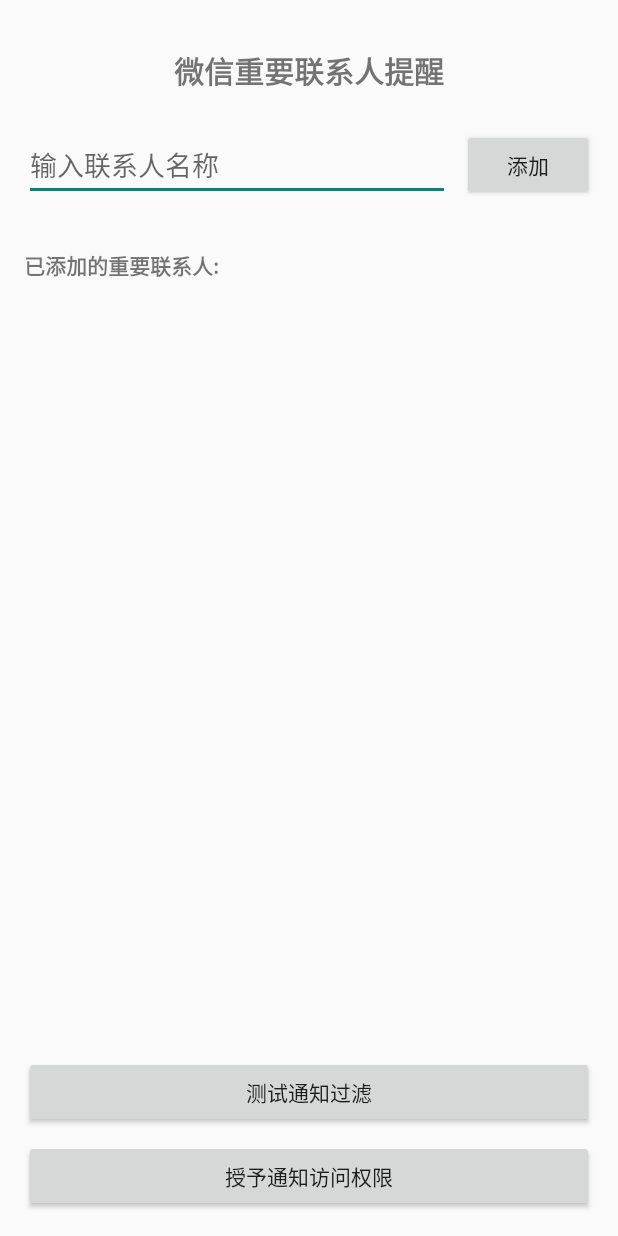
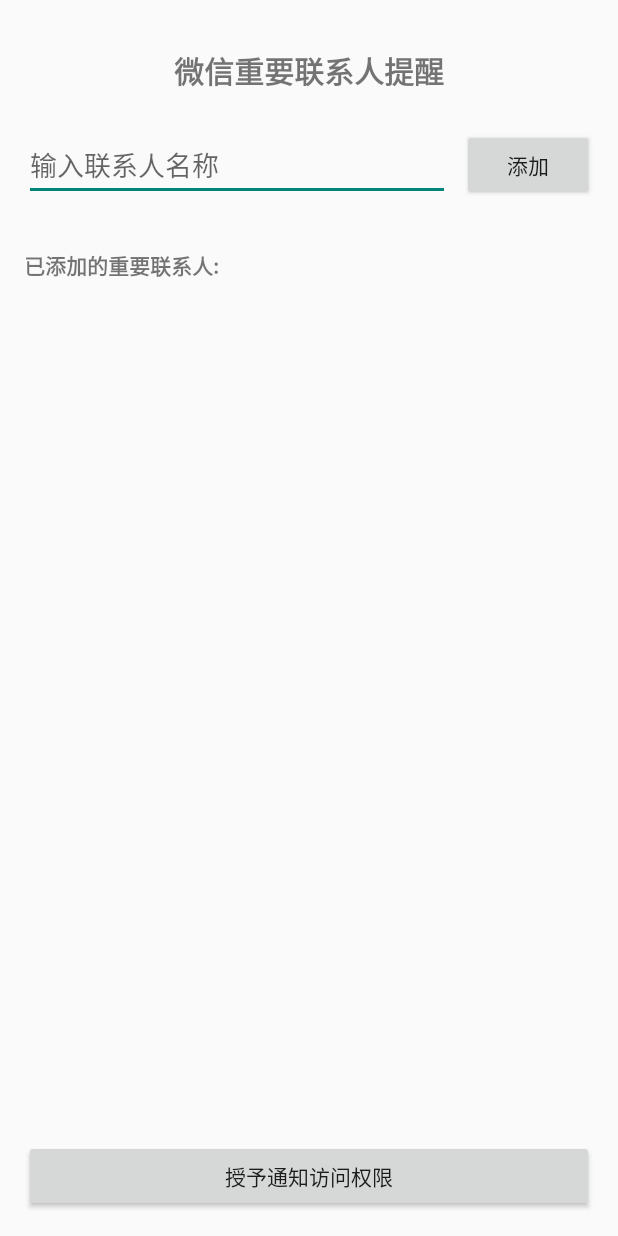
Before and after one commit to Haichao-Z/Wechat_filter, an Android app built with Jetpack Compose: the layout activity_main.xml on its own in the app's theme, with its tools: preview values and no code run, on a phone screen of 412 x 824 dp. Run offline under Robolectric (Android 15) with nearby library versions, the phone set to English and light mode, and no system bars.

Commit message:
delete test button

```diff
--- a/app/src/main/res/layout/activity_main.xml
+++ b/app/src/main/res/layout/activity_main.xml
@@ -52,6 +52,7 @@
         app:layout_constraintTop_toBottomOf="@id/contactNameInput"
         app:layout_constraintStart_toStartOf="parent" />
 
+    <!-- 修改 RecyclerView 的底部约束 -->
     <androidx.recyclerview.widget.RecyclerView
         android:id="@+id/contactsRecyclerView"
         android:layout_width="0dp"
@@ -77,16 +78,4 @@
         app:layout_constraintStart_toStartOf="parent"
         app:layout_constraintEnd_toEndOf="parent" />
 
-    <Button
-        android:id="@+id/testButton"
-        android:layout_width="0dp"
-        android:layout_height="wrap_content"
-        android:text="测试通知过滤"
-        android:layout_marginBottom="8dp"
-        android:layout_marginStart="16dp"
-        android:layout_marginEnd="16dp"
-        app:layout_constraintBottom_toTopOf="@id/permissionButton"
-        app:layout_constraintStart_toStartOf="parent"
-        app:layout_constraintEnd_toEndOf="parent" />
-
 </androidx.constraintlayout.widget.ConstraintLayout>
```
Also changed, not shown: app/src/main/java/com/example/v2/MainActivity.kt (+0 -35 lines), app/src/main/java/com/example/v2/NotificationFilterService.kt (+31 -1 lines).
